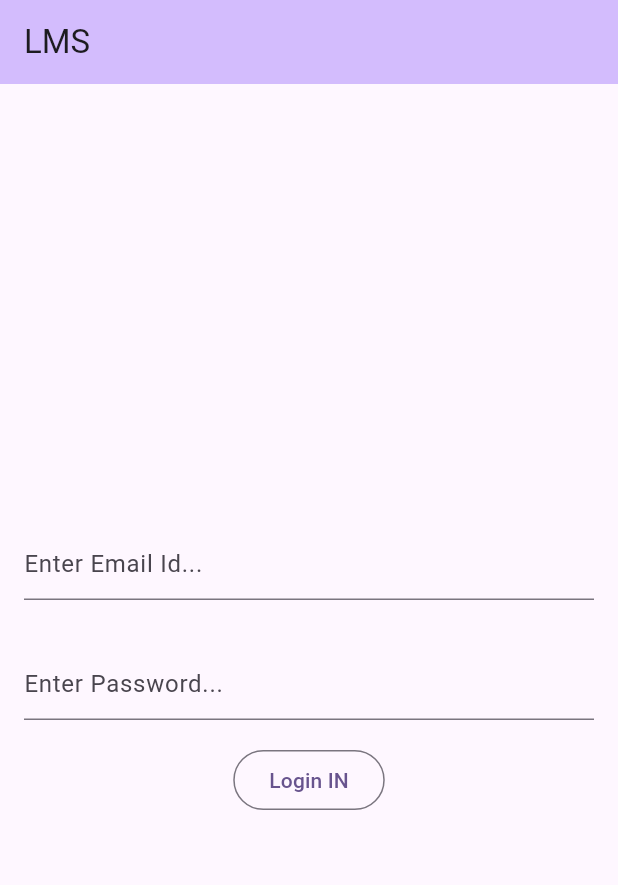
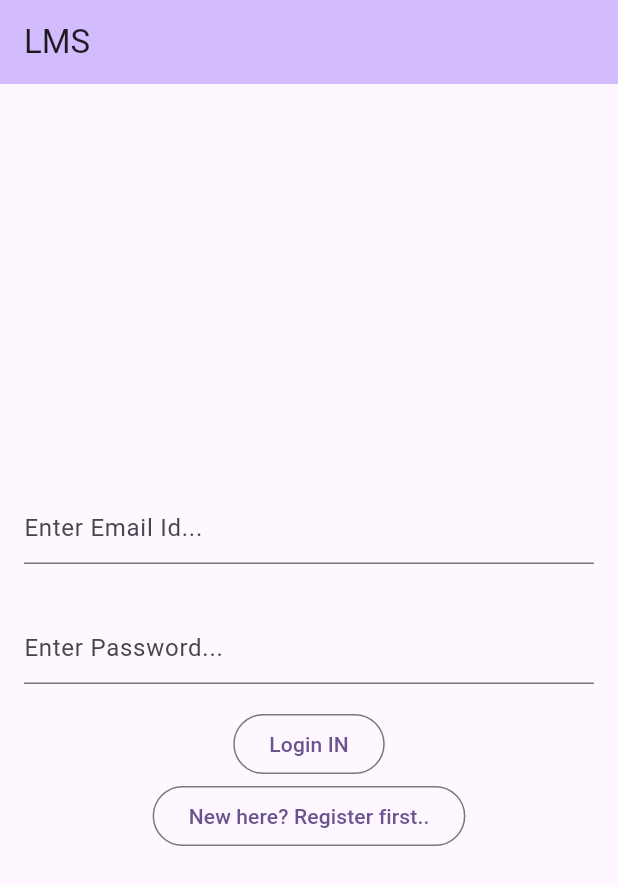
Before and after one commit to TutorialsAndroid/LMS, a Flutter app: the screen it shows after launch, on a phone screen of 412 x 824 dp. Shown: the top 885 px of the screen. Run offline on Flutter 3.47's test engine with Material 2 defaults, Android fonts, the phone set to English and light mode, and no system bars.

Commit message:
Update main.dart

```diff
--- a/lib/main.dart
+++ b/lib/main.dart
@@ -68,6 +68,13 @@ class _MyHomePageState extends State<MyHomePage> {
               child: const Text('Login IN'),
             ),
 
+            OutlinedButton(
+              onPressed: () {
+                signUP();
+              },
+              child: const Text('New here? Register first..'),
+            ),
+
           ],
         ),
       ), // This trailing comma makes auto-formatting nicer for build methods.
```
